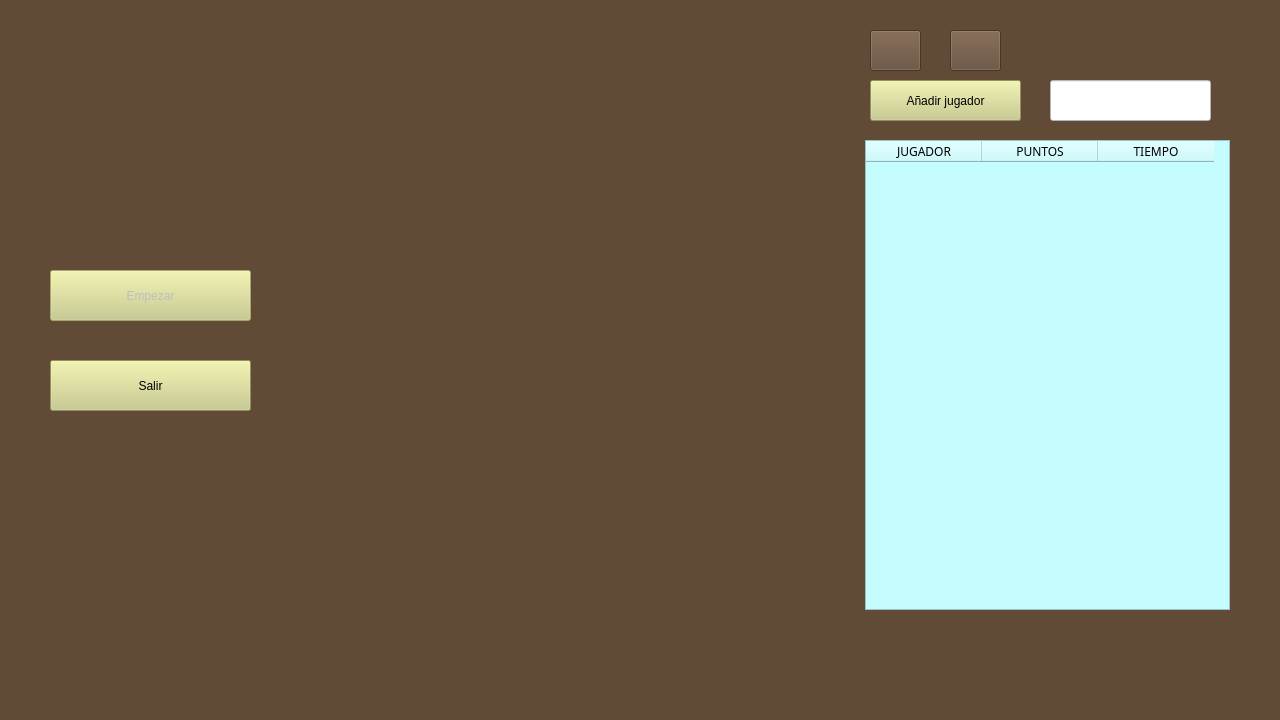
First picture: the form in MainWindow.ui, repository samuelvila/JuegoPython, before the edit.
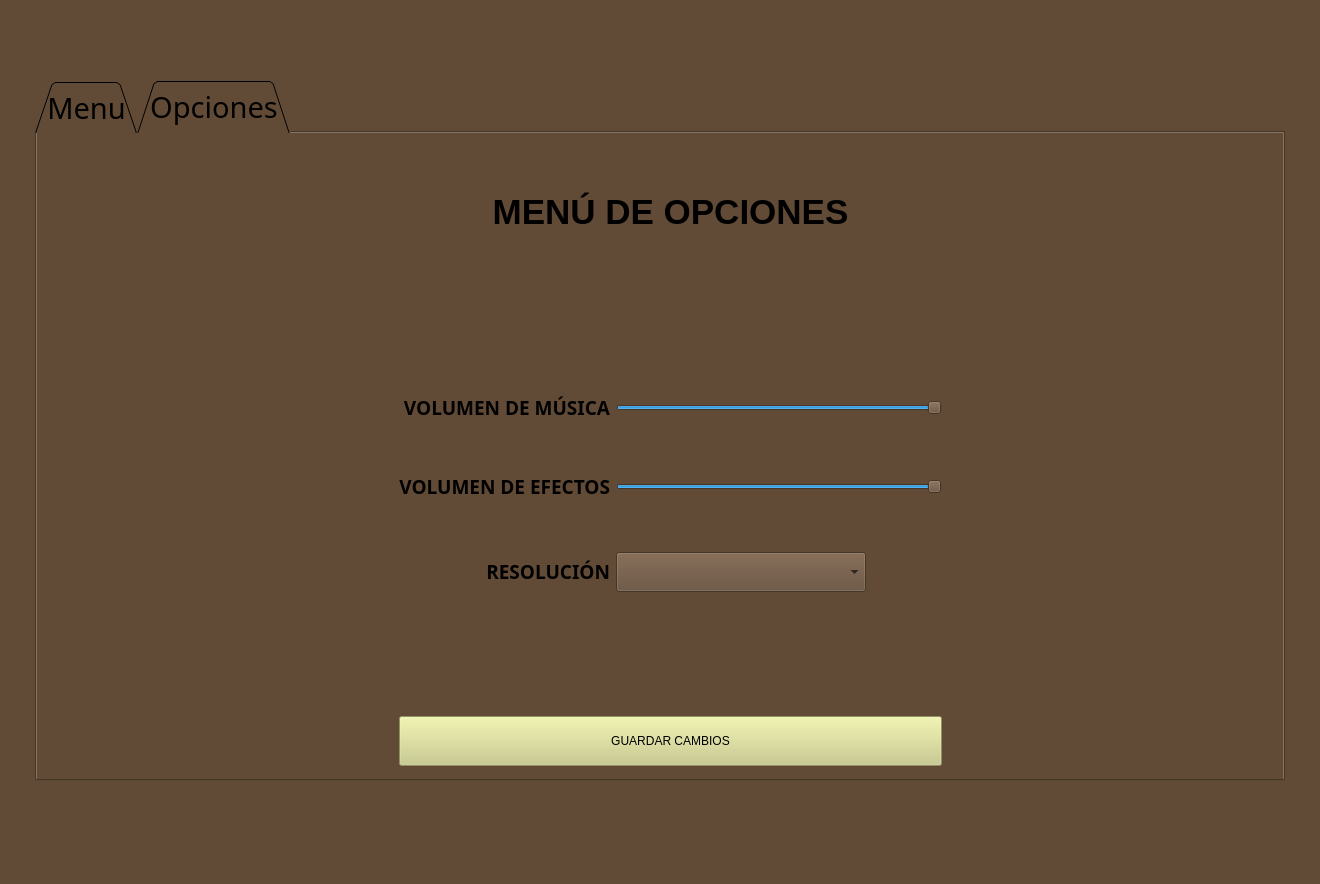
Second picture: the form after the edit. Icons and pictures are not drawn.

Diff of the .ui file:
```diff
--- a/MainWindow.ui
+++ b/MainWindow.ui
@@ -2,12 +2,15 @@
 <ui version="4.0">
  <class>MainWindow</class>
  <widget class="QMainWindow" name="MainWindow">
+  <property name="enabled">
+   <bool>true</bool>
+  </property>
   <property name="geometry">
    <rect>
     <x>0</x>
     <y>0</y>
-    <width>1280</width>
-    <height>720</height>
+    <width>1320</width>
+    <height>884</height>
    </rect>
   </property>
   <property name="windowTitle">
@@ -17,14 +20,293 @@
    <string notr="true">background-color: rgb(98, 75, 54);</string>
   </property>
   <widget class="QWidget" name="centralwidget">
+   <layout class="QGridLayout" name="gridLayout_2">
+    <item row="1" column="0">
+     <spacer name="horizontalSpacer">
+      <property name="orientation">
+       <enum>Qt::Horizontal</enum>
+      </property>
+      <property name="sizeType">
+       <enum>QSizePolicy::Expanding</enum>
+      </property>
+      <property name="sizeHint" stdset="0">
+       <size>
+        <width>40</width>
+        <height>20</height>
+       </size>
+      </property>
+     </spacer>
+    </item>
+    <item row="2" column="1">
+     <spacer name="verticalSpacer_2">
+      <property name="orientation">
+       <enum>Qt::Vertical</enum>
+      </property>
+      <property name="sizeType">
+       <enum>QSizePolicy::Expanding</enum>
+      </property>
+      <property name="sizeHint" stdset="0">
+       <size>
+        <width>20</width>
+        <height>40</height>
+       </size>
+      </property>
+     </spacer>
+    </item>
+    <item row="0" column="1">
+     <spacer name="verticalSpacer">
+      <property name="orientation">
+       <enum>Qt::Vertical</enum>
+      </property>
+      <property name="sizeType">
+       <enum>QSizePolicy::Expanding</enum>
+      </property>
+      <property name="sizeHint" stdset="0">
+       <size>
+        <width>20</width>
+        <height>40</height>
+       </size>
+      </property>
+     </spacer>
+    </item>
+    <item row="1" column="1">
+     <widget class="QTabWidget" name="tabWidget">
+      <property name="enabled">
+       <bool>true</bool>
+      </property>
+      <property name="minimumSize">
+       <size>
+        <width>1250</width>
+        <height>700</height>
+       </size>
+      </property>
+      <property name="sizeIncrement">
+       <size>
+        <width>0</width>
+        <height>0</height>
+       </size>
+      </property>
+      <property name="baseSize">
+       <size>
+        <width>0</width>
+        <height>0</height>
+       </size>
+      </property>
+      <property name="font">
+       <font>
+        <family>Impact</family>
+        <pointsize>22</pointsize>
+       </font>
+      </property>
+      <property name="autoFillBackground">
+       <bool>false</bool>
+      </property>
+      <property name="styleSheet">
+       <string notr="true"/>
+      </property>
+      <property name="tabPosition">
+       <enum>QTabWidget::North</enum>
+      </property>
+      <property name="tabShape">
+       <enum>QTabWidget::Triangular</enum>
+      </property>
+      <property name="currentIndex">
+       <number>1</number>
+      </property>
+      <property name="elideMode">
+       <enum>Qt::ElideNone</enum>
+      </property>
+      <property name="usesScrollButtons">
+       <bool>false</bool>
+      </property>
+      <property name="documentMode">
+       <bool>false</bool>
+      </property>
+      <property name="tabsClosable">
+       <bool>false</bool>
+      </property>
+      <property name="movable">
+       <bool>false</bool>
+      </property>
+      <property name="tabBarAutoHide">
+       <bool>false</bool>
+      </property>
+      <widget class="QWidget" name="tabMenu">
+       <attribute name="title">
+        <string>Menu</string>
+       </attribute>
+       <widget class="QWidget" name="">
+        <property name="geometry">
+         <rect>
+          <x>30</x>
+          <y>20</y>
+          <width>1191</width>
+          <height>621</height>
+         </rect>
+        </property>
+        <layout class="QGridLayout" name="gridLayout_5">
+         <item row="2" column="0">
+          <spacer name="verticalSpacer_3">
+           <property name="orientation">
+            <enum>Qt::Vertical</enum>
+           </property>
+           <property name="sizeType">
+            <enum>QSizePolicy::Expanding</enum>
+           </property>
+           <property name="sizeHint" stdset="0">
+            <size>
+             <width>20</width>
+             <height>40</height>
+            </size>
+           </property>
+          </spacer>
+         </item>
+         <item row="6" column="0">
+          <widget class="QPushButton" name="btnOpciones">
+           <property name="minimumSize">
+            <size>
+             <width>0</width>
+             <height>50</height>
+            </size>
+           </property>
+           <property name="styleSheet">
+            <string notr="true">background-color: rgb(200, 203, 131);
+font: 75 14pt &quot;Impact&quot;;</string>
+           </property>
+           <property name="text">
+            <string>OPCIONES</string>
+           </property>
+          </widget>
+         </item>
+         <item row="0" column="2" rowspan="7">
+          <spacer name="horizontalSpacer_9">
+           <property name="orientation">
+            <enum>Qt::Horizontal</enum>
+           </property>
+           <property name="sizeHint" stdset="0">
+            <size>
+             <width>40</width>
+             <height>20</height>
+            </size>
+           </property>
+          </spacer>
+         </item>
+         <item row="1" column="1">
+          <widget class="QLabel" name="lblJugador">
+           <property name="sizePolicy">
+            <sizepolicy hsizetype="Expanding" vsizetype="Expanding">
+             <horstretch>0</horstretch>
+             <verstretch>0</verstretch>
+            </sizepolicy>
+           </property>
+           <property name="minimumSize">
+            <size>
+             <width>10</width>
+             <height>50</height>
+            </size>
+           </property>
+           <property name="font">
+            <font>
+             <family>Impact</family>
+             <pointsize>16</pointsize>
+            </font>
+           </property>
+           <property name="styleSheet">
+            <string notr="true">background-color: rgba(255, 0, 0, 0);</string>
+           </property>
+           <property name="text">
+            <string>&lt;html&gt;&lt;head/&gt;&lt;body&gt;&lt;p align=&quot;center&quot;&gt;&lt;br/&gt;&lt;/p&gt;&lt;/body&gt;&lt;/html&gt;</string>
+           </property>
+           <property name="alignment">
+            <set>Qt::AlignLeading|Qt::AlignLeft|Qt::AlignTop</set>
+           </property>
+          </widget>
+         </item>
+         <item row="0" column="0" rowspan="2">
+          <widget class="QLabel" name="label">
+           <property name="sizePolicy">
+            <sizepolicy hsizetype="Fixed" vsizetype="Expanding">
+             <horstretch>0</horstretch>
+             <verstretch>0</verstretch>
+            </sizepolicy>
+           </property>
+           <property name="minimumSize">
+            <size>
+             <width>200</width>
+             <height>50</height>
+            </size>
+           </property>
+           <property name="text">
+            <string/>
+           </property>
+           <property name="pixmap">
+            <pixmap resource="img/diamond.qrc">:/diamond/bfiamond.png</pixmap>
+           </property>
+          </widget>
+         </item>
+         <item row="0" column="3">
+          <widget class="QPushButton" name="btnCargarJugador">
+           <property name="enabled">
+            <bool>true</bool>
+           </property>
+           <property name="minimumSize">
+            <size>
+             <width>0</width>
+             <height>50</height>
+            </size>
+           </property>
+           <property name="styleSheet">
+            <string notr="true">background-color: rgb(200, 203, 131);
+font: 15pt &quot;Impact&quot;;</string>
+           </property>
+           <property name="text">
+            <string>Añadir jugador</string>
+           </property>
+          </widget>
+         </item>
+         <item row="0" column="4">
+          <widget class="QLineEdit" name="editNombre">
+           <property name="minimumSize">
+            <size>
+             <width>0</width>
+             <height>40</height>
+            </size>
+           </property>
+           <property name="styleSheet">
+            <string notr="true">background-color: rgb(255, 255, 255);</string>
+           </property>
+          </widget>
+         </item>
+         <item row="0" column="5">
+          <widget class="QPushButton" name="btnRecargar">
+           <property name="text">
+            <string/>
+           </property>
+           <property name="icon">
+            <iconset resource="img/recargar.qrc">
+             <normaloff>:/recargar/recargar.png</normaloff>:/recargar/recargar.png</iconset>
+           </property>
+           <property name="iconSize">
+            <size>
+             <width>32</width>
+             <height>32</height>
+            </size>
+           </property>
+          </widget>
+         </item>
+         <item row="1" column="3" rowspan="7" colspan="4">
    <widget class="QTableWidget" name="tablaJugadores">
-    <property name="geometry">
-     <rect>
-      <x>865</x>
-      <y>140</y>
-      <width>365</width>
-      <height>470</height>
-     </rect>
+           <property name="sizePolicy">
+            <sizepolicy hsizetype="Fixed" vsizetype="Expanding">
+             <horstretch>0</horstretch>
+             <verstretch>0</verstretch>
+            </sizepolicy>
+           </property>
+           <property name="minimumSize">
+            <size>
+             <width>481</width>
+             <height>0</height>
+            </size>
     </property>
     <property name="layoutDirection">
      <enum>Qt::LeftToRight</enum>
@@ -81,7 +363,7 @@
     </column>
     <column>
      <property name="text">
-      <string>TIEMPO</string>
+             <string>NIVEL</string>
      </property>
      <property name="font">
       <font>
@@ -95,87 +377,65 @@
       <set>AlignCenter</set>
      </property>
     </column>
-   </widget>
-   <widget class="QLabel" name="lblJugador">
-    <property name="geometry">
-     <rect>
-      <x>290</x>
-      <y>50</y>
-      <width>371</width>
-      <height>61</height>
-     </rect>
-    </property>
-    <property name="styleSheet">
-     <string notr="true">background-color: rgba(255, 0, 0, 0);</string>
-    </property>
+           <column>
     <property name="text">
-     <string>&lt;html&gt;&lt;head/&gt;&lt;body&gt;&lt;p&gt;&lt;br/&gt;&lt;/p&gt;&lt;/body&gt;&lt;/html&gt;</string>
-    </property>
-    <property name="alignment">
-     <set>Qt::AlignLeading|Qt::AlignLeft|Qt::AlignVCenter</set>
-    </property>
-   </widget>
-   <widget class="QPushButton" name="btnCargarJugador">
-    <property name="enabled">
-     <bool>true</bool>
-    </property>
-    <property name="geometry">
-     <rect>
-      <x>870</x>
-      <y>80</y>
-      <width>151</width>
-      <height>41</height>
-     </rect>
-    </property>
+             <string>FECHA</string>
+            </property>
+            <property name="font">
+             <font>
+              <family>Impact</family>
+             </font>
+            </property>
+            <property name="textAlignment">
+             <set>AlignCenter</set>
+            </property>
+           </column>
+          </widget>
+         </item>
+         <item row="0" column="6">
+          <widget class="QPushButton" name="btnBuscar">
     <property name="styleSheet">
      <string notr="true">background-color: rgb(200, 203, 131);
 font: 15pt &quot;Impact&quot;;</string>
     </property>
     <property name="text">
-     <string>Añadir jugador</string>
-    </property>
-   </widget>
-   <widget class="QLineEdit" name="editNombre">
-    <property name="geometry">
-     <rect>
-      <x>1050</x>
-      <y>80</y>
-      <width>161</width>
-      <height>41</height>
-     </rect>
-    </property>
-    <property name="styleSheet">
-     <string notr="true">background-color: rgb(255, 255, 255);</string>
-    </property>
-   </widget>
-   <widget class="QPushButton" name="btnSalir">
-    <property name="geometry">
-     <rect>
-      <x>50</x>
-      <y>360</y>
-      <width>201</width>
-      <height>51</height>
-     </rect>
-    </property>
-    <property name="styleSheet">
-     <string notr="true">background-color: rgb(200, 203, 131);
-font: 75 14pt &quot;Impact&quot;;</string>
-    </property>
-    <property name="text">
-     <string>Salir</string>
-    </property>
-   </widget>
+            <string/>
+           </property>
+           <property name="icon">
+            <iconset resource="img/lupa.qrc">
+             <normaloff>:/lupa/lupa.png</normaloff>:/lupa/lupa.png</iconset>
+           </property>
+           <property name="iconSize">
+            <size>
+             <width>32</width>
+             <height>32</height>
+            </size>
+           </property>
+          </widget>
+         </item>
+         <item row="0" column="1">
+          <spacer name="horizontalSpacer_8">
+           <property name="orientation">
+            <enum>Qt::Horizontal</enum>
+           </property>
+           <property name="sizeHint" stdset="0">
+            <size>
+             <width>40</width>
+             <height>20</height>
+            </size>
+           </property>
+          </spacer>
+         </item>
+         <item row="4" column="0">
    <widget class="QPushButton" name="btnEmpezar">
     <property name="enabled">
      <bool>false</bool>
     </property>
-    <property name="geometry">
-     <rect>
-      <x>50</x>
-      <y>270</y>
-      <width>201</width>
-      <height>51</height>
-     </rect>
+           <property name="minimumSize">
+            <size>
+             <width>0</width>
+             <height>50</height>
+            </size>
     </property>
     <property name="styleSheet">
      <string notr="true">background-color: rgb(200, 203, 131);
@@ -200,14 +460,156 @@
      <bool>false</bool>
     </property>
    </widget>
-   <widget class="QLabel" name="label">
+         </item>
+         <item row="3" column="0">
+          <spacer name="verticalSpacer_9">
+           <property name="orientation">
+            <enum>Qt::Vertical</enum>
+           </property>
+           <property name="sizeHint" stdset="0">
+            <size>
+             <width>20</width>
+             <height>40</height>
+            </size>
+           </property>
+          </spacer>
+         </item>
+         <item row="7" column="0">
+          <widget class="QPushButton" name="btnSalir">
+           <property name="minimumSize">
+            <size>
+             <width>0</width>
+             <height>50</height>
+            </size>
+           </property>
+           <property name="styleSheet">
+            <string notr="true">background-color: rgb(200, 203, 131);
+font: 75 14pt &quot;Impact&quot;;</string>
+           </property>
+           <property name="text">
+            <string>salir</string>
+           </property>
+          </widget>
+         </item>
+         <item row="8" column="0" colspan="7">
+          <spacer name="verticalSpacer_4">
+           <property name="orientation">
+            <enum>Qt::Vertical</enum>
+           </property>
+           <property name="sizeType">
+            <enum>QSizePolicy::Fixed</enum>
+           </property>
+           <property name="sizeHint" stdset="0">
+            <size>
+             <width>20</width>
+             <height>40</height>
+            </size>
+           </property>
+          </spacer>
+         </item>
+        </layout>
+       </widget>
+      </widget>
+      <widget class="QWidget" name="tabOpciones">
+       <attribute name="title">
+        <string>Opciones</string>
+       </attribute>
+       <widget class="QWidget" name="">
     <property name="geometry">
      <rect>
       <x>30</x>
-      <y>40</y>
-      <width>231</width>
-      <height>161</height>
-     </rect>
+          <y>20</y>
+          <width>1201</width>
+          <height>631</height>
+         </rect>
+        </property>
+        <layout class="QGridLayout" name="gridLayout_3">
+         <item row="6" column="1">
+          <widget class="QLabel" name="lblJugador_5">
+           <property name="font">
+            <font>
+             <family>Impact</family>
+             <pointsize>14</pointsize>
+            </font>
+           </property>
+           <property name="styleSheet">
+            <string notr="true">background-color: rgba(255, 0, 0, 0);</string>
+           </property>
+           <property name="text">
+            <string>&lt;html&gt;&lt;head/&gt;&lt;body&gt;&lt;p align=&quot;right&quot;&gt;&lt;span style=&quot; font-size:14pt; font-weight:600;&quot;&gt;RESOLUCIÓN&lt;/span&gt;&lt;/p&gt;&lt;/body&gt;&lt;/html&gt;</string>
+           </property>
+           <property name="alignment">
+            <set>Qt::AlignLeading|Qt::AlignLeft|Qt::AlignVCenter</set>
+           </property>
+          </widget>
+         </item>
+         <item row="4" column="2">
+          <widget class="QSlider" name="SliderEfectos">
+           <property name="styleSheet">
+            <string notr="true"/>
+           </property>
+           <property name="maximum">
+            <number>100</number>
+           </property>
+           <property name="sliderPosition">
+            <number>100</number>
+           </property>
+           <property name="orientation">
+            <enum>Qt::Horizontal</enum>
+           </property>
+          </widget>
+         </item>
+         <item row="4" column="1">
+          <widget class="QLabel" name="lblJugador_3">
+           <property name="font">
+            <font>
+             <family>Impact</family>
+             <pointsize>14</pointsize>
+            </font>
+           </property>
+           <property name="styleSheet">
+            <string notr="true">background-color: rgba(255, 0, 0, 0);</string>
+           </property>
+           <property name="text">
+            <string>&lt;html&gt;&lt;head/&gt;&lt;body&gt;&lt;p align=&quot;right&quot;&gt;&lt;span style=&quot; font-size:14pt; font-weight:600;&quot;&gt;VOLUMEN DE EFECTOS&lt;/span&gt;&lt;/p&gt;&lt;/body&gt;&lt;/html&gt;</string>
+           </property>
+           <property name="alignment">
+            <set>Qt::AlignLeading|Qt::AlignLeft|Qt::AlignVCenter</set>
+           </property>
+          </widget>
+         </item>
+         <item row="2" column="1">
+          <widget class="QLabel" name="lblJugador_7">
+           <property name="font">
+            <font>
+             <family>Impact</family>
+             <pointsize>14</pointsize>
+            </font>
+           </property>
+           <property name="styleSheet">
+            <string notr="true">background-color: rgba(255, 0, 0, 0);</string>
+           </property>
+           <property name="text">
+            <string>&lt;html&gt;&lt;head/&gt;&lt;body&gt;&lt;p align=&quot;right&quot;&gt;&lt;span style=&quot; font-size:14pt; font-weight:600;&quot;&gt;VOLUMEN DE MÚSICA&lt;/span&gt;&lt;/p&gt;&lt;/body&gt;&lt;/html&gt;</string>
+           </property>
+           <property name="alignment">
+            <set>Qt::AlignLeading|Qt::AlignLeft|Qt::AlignVCenter</set>
+           </property>
+          </widget>
+         </item>
+         <item row="0" column="0">
+          <widget class="QLabel" name="label_2">
+           <property name="sizePolicy">
+            <sizepolicy hsizetype="Fixed" vsizetype="Expanding">
+             <horstretch>0</horstretch>
+             <verstretch>0</verstretch>
+            </sizepolicy>
+           </property>
+           <property name="minimumSize">
+            <size>
+             <width>200</width>
+             <height>50</height>
+            </size>
     </property>
     <property name="text">
      <string/>
@@ -216,55 +618,194 @@
      <pixmap resource="img/diamond.qrc">:/diamond/bfiamond.png</pixmap>
     </property>
    </widget>
-   <widget class="QPushButton" name="btnBuscar">
-    <property name="geometry">
-     <rect>
-      <x>950</x>
-      <y>30</y>
-      <width>51</width>
-      <height>41</height>
-     </rect>
+         </item>
+         <item row="8" column="1" colspan="2">
+          <widget class="QPushButton" name="btnGuardarCambios">
+           <property name="minimumSize">
+            <size>
+             <width>0</width>
+             <height>50</height>
+            </size>
+           </property>
+           <property name="styleSheet">
+            <string notr="true">background-color: rgb(200, 203, 131);
+font: 75 14pt &quot;Impact&quot;;</string>
+           </property>
+           <property name="text">
+            <string>GUARDAR CAMBIOS</string>
+           </property>
+          </widget>
+         </item>
+         <item row="6" column="2">
+          <widget class="QComboBox" name="cmbResolucion">
+           <property name="sizePolicy">
+            <sizepolicy hsizetype="Fixed" vsizetype="Fixed">
+             <horstretch>0</horstretch>
+             <verstretch>0</verstretch>
+            </sizepolicy>
+           </property>
+           <property name="minimumSize">
+            <size>
+             <width>250</width>
+             <height>40</height>
+            </size>
+           </property>
+           <property name="font">
+            <font>
+             <family>Impact</family>
+             <pointsize>16</pointsize>
+            </font>
     </property>
     <property name="styleSheet">
      <string notr="true"/>
     </property>
-    <property name="text">
-     <string/>
-    </property>
-    <property name="icon">
-     <iconset resource="img/lupa.qrc">
-      <normaloff>:/lupa/lupa.png</normaloff>:/lupa/lupa.png</iconset>
-    </property>
-    <property name="iconSize">
+           <property name="frame">
+            <bool>true</bool>
+           </property>
+          </widget>
+         </item>
+         <item row="3" column="2">
+          <spacer name="verticalSpacer_7">
+           <property name="orientation">
+            <enum>Qt::Vertical</enum>
+           </property>
+           <property name="sizeType">
+            <enum>QSizePolicy::Fixed</enum>
+           </property>
+           <property name="sizeHint" stdset="0">
      <size>
-      <width>32</width>
-      <height>32</height>
-     </size>
-    </property>
-   </widget>
-   <widget class="QPushButton" name="btnRecargar">
-    <property name="geometry">
-     <rect>
-      <x>870</x>
-      <y>30</y>
-      <width>51</width>
-      <height>41</height>
-     </rect>
-    </property>
+             <width>10</width>
+             <height>40</height>
+            </size>
+           </property>
+          </spacer>
+         </item>
+         <item row="2" column="2">
+          <widget class="QSlider" name="SliderMusica">
+           <property name="maximum">
+            <number>100</number>
+           </property>
+           <property name="sliderPosition">
+            <number>100</number>
+           </property>
+           <property name="orientation">
+            <enum>Qt::Horizontal</enum>
+           </property>
+          </widget>
+         </item>
+         <item row="7" column="1" colspan="2">
+          <spacer name="verticalSpacer_6">
+           <property name="orientation">
+            <enum>Qt::Vertical</enum>
+           </property>
+           <property name="sizeHint" stdset="0">
+            <size>
+             <width>20</width>
+             <height>40</height>
+            </size>
+           </property>
+          </spacer>
+         </item>
+         <item row="1" column="1" colspan="2">
+          <spacer name="verticalSpacer_5">
+           <property name="orientation">
+            <enum>Qt::Vertical</enum>
+           </property>
+           <property name="sizeHint" stdset="0">
+            <size>
+             <width>20</width>
+             <height>40</height>
+            </size>
+           </property>
+          </spacer>
+         </item>
+         <item row="0" column="1" colspan="2">
+          <widget class="QLabel" name="lblJugador_6">
+           <property name="sizePolicy">
+            <sizepolicy hsizetype="Expanding" vsizetype="Expanding">
+             <horstretch>0</horstretch>
+             <verstretch>0</verstretch>
+            </sizepolicy>
+           </property>
+           <property name="styleSheet">
+            <string notr="true">background-color: rgba(255, 0, 0, 0);
+font: 8pt &quot;Impact&quot;;</string>
+           </property>
     <property name="text">
-     <string/>
-    </property>
-    <property name="icon">
-     <iconset resource="img/recargar.qrc">
-      <normaloff>:/recargar/recargar.png</normaloff>:/recargar/recargar.png</iconset>
-    </property>
-    <property name="iconSize">
+            <string>&lt;html&gt;&lt;head/&gt;&lt;body&gt;&lt;p align=&quot;center&quot;&gt;&lt;span style=&quot; font-size:26pt; font-weight:600;&quot;&gt;MENÚ DE OPCIONES&lt;/span&gt;&lt;/p&gt;&lt;/body&gt;&lt;/html&gt;</string>
+           </property>
+           <property name="alignment">
+            <set>Qt::AlignCenter</set>
+           </property>
+          </widget>
+         </item>
+         <item row="5" column="2">
+          <spacer name="verticalSpacer_8">
+           <property name="orientation">
+            <enum>Qt::Vertical</enum>
+           </property>
+           <property name="sizeType">
+            <enum>QSizePolicy::Fixed</enum>
+           </property>
+           <property name="sizeHint" stdset="0">
      <size>
-      <width>32</width>
-      <height>32</height>
-     </size>
-    </property>
-   </widget>
+             <width>10</width>
+             <height>40</height>
+            </size>
+           </property>
+          </spacer>
+         </item>
+         <item row="0" column="3" rowspan="12">
+          <spacer name="horizontalSpacer_6">
+           <property name="orientation">
+            <enum>Qt::Horizontal</enum>
+           </property>
+           <property name="sizeType">
+            <enum>QSizePolicy::Expanding</enum>
+           </property>
+           <property name="sizeHint" stdset="0">
+            <size>
+             <width>40</width>
+             <height>20</height>
+            </size>
+           </property>
+          </spacer>
+         </item>
+         <item row="1" column="0" rowspan="11">
+          <spacer name="horizontalSpacer_3">
+           <property name="orientation">
+            <enum>Qt::Horizontal</enum>
+           </property>
+           <property name="sizeHint" stdset="0">
+            <size>
+             <width>40</width>
+             <height>20</height>
+            </size>
+           </property>
+          </spacer>
+         </item>
+        </layout>
+       </widget>
+      </widget>
+     </widget>
+    </item>
+    <item row="1" column="2">
+     <spacer name="horizontalSpacer_2">
+      <property name="orientation">
+       <enum>Qt::Horizontal</enum>
+      </property>
+      <property name="sizeType">
+       <enum>QSizePolicy::Expanding</enum>
+      </property>
+      <property name="sizeHint" stdset="0">
+       <size>
+        <width>40</width>
+        <height>20</height>
+       </size>
+      </property>
+     </spacer>
+    </item>
+   </layout>
   </widget>
   <widget class="QMenuBar" name="menubar">
    <property name="geometry">
```
Left out of the diff: 5 changed lines with no effect on the pictures. Lines whose indentation alone changed are shown as unchanged.
